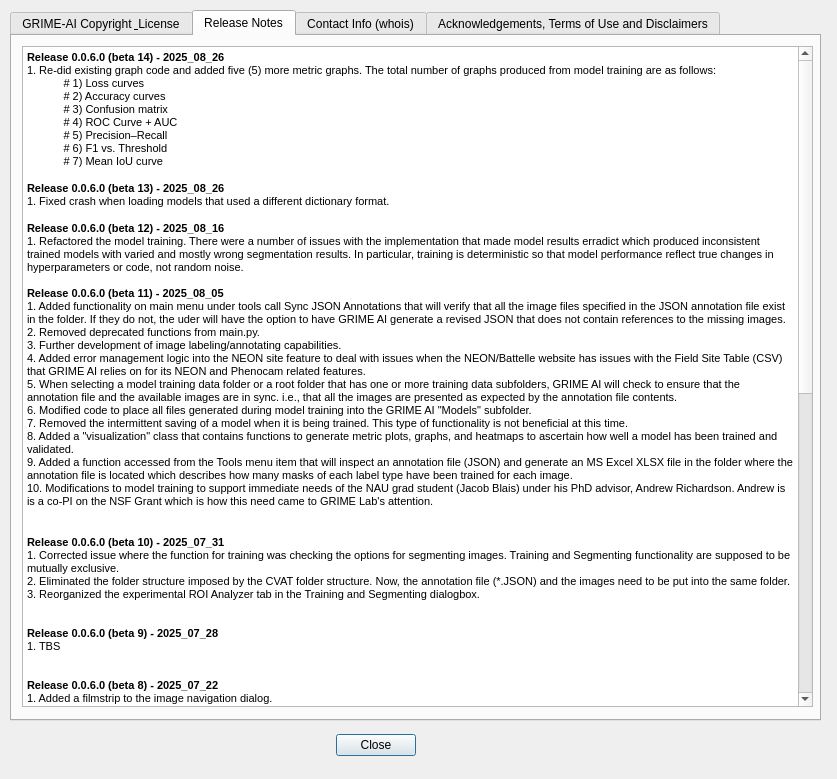
This is QDialog_ReleaseNotes.ui in JohnStranzl/GRIME-AI as Qt 5 draws it before an edit. The edited form follows.
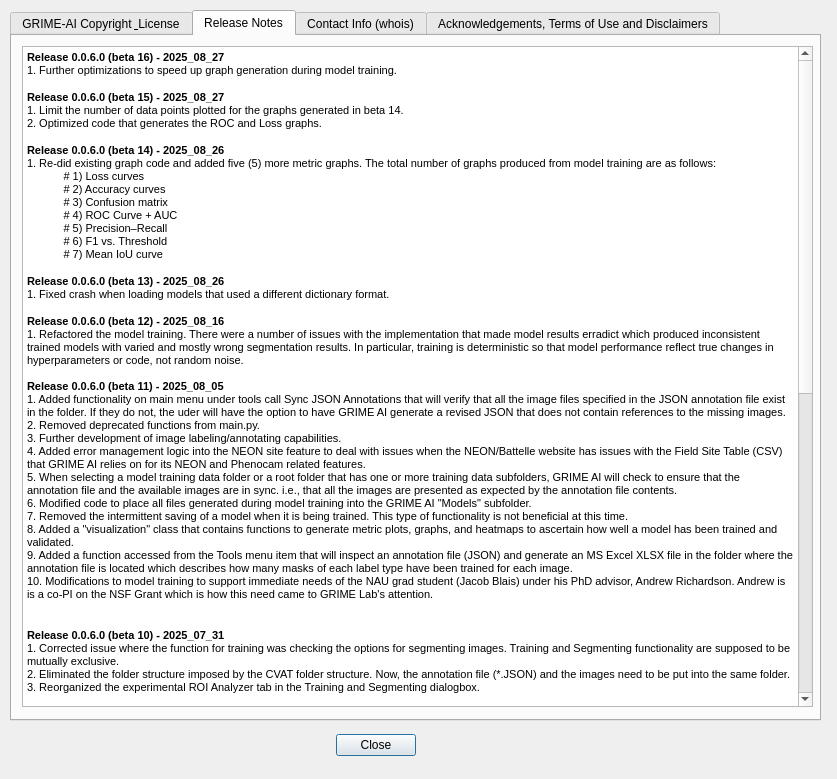
This is the edited form.

Commit message:
Beta 16 - training graphs optimization
Training output graphs optimizations: a) for speed and b) to mitigate memory consumption issues with large training sets when creating graphs.

```diff
--- a/QDialog_ReleaseNotes.ui
+++ b/QDialog_ReleaseNotes.ui
@@ -98,6 +98,12 @@
 li.unchecked::marker { content: &quot;\2610&quot;; }
 li.checked::marker { content: &quot;\2612&quot;; }
 &lt;/style&gt;&lt;/head&gt;&lt;body style=&quot; font-family:'Segoe UI'; font-size:9pt; font-weight:400; font-style:normal;&quot;&gt;
+&lt;p style=&quot; margin-top:0px; margin-bottom:0px; margin-left:0px; margin-right:0px; -qt-block-indent:0; text-indent:0px;&quot;&gt;&lt;span style=&quot; font-family:'MS Shell Dlg 2','sans-serif'; font-size:8.25pt; font-weight:600;&quot;&gt;Release 0.0.6.0 (beta 16) - 2025_08_27&lt;/span&gt;&lt;/p&gt;
+&lt;p style=&quot; margin-top:0px; margin-bottom:0px; margin-left:0px; margin-right:0px; -qt-block-indent:0; text-indent:0px;&quot;&gt;&lt;span style=&quot; font-family:'MS Shell Dlg 2'; font-size:8pt;&quot;&gt;1. Further optimizations to speed up graph generation during model training.&lt;/span&gt;&lt;/p&gt;
+&lt;p style=&quot;-qt-paragraph-type:empty; margin-top:0px; margin-bottom:0px; margin-left:0px; margin-right:0px; -qt-block-indent:0; text-indent:0px;&quot;&gt;&lt;br /&gt;&lt;/p&gt;
+&lt;p style=&quot; margin-top:0px; margin-bottom:0px; margin-left:0px; margin-right:0px; -qt-block-indent:0; text-indent:0px;&quot;&gt;&lt;span style=&quot; font-family:'MS Shell Dlg 2','sans-serif'; font-size:8.25pt; font-weight:600;&quot;&gt;Release 0.0.6.0 (beta 15) - 2025_08_27&lt;/span&gt;&lt;/p&gt;
+&lt;p style=&quot; margin-top:0px; margin-bottom:0px; margin-left:0px; margin-right:0px; -qt-block-indent:0; text-indent:0px;&quot;&gt;&lt;span style=&quot; font-family:'MS Shell Dlg 2'; font-size:8pt;&quot;&gt;1. Limit the number of data points plotted for the graphs generated in beta 14.&lt;/span&gt;&lt;/p&gt;
+&lt;p style=&quot; margin-top:0px; margin-bottom:0px; margin-left:0px; margin-right:0px; -qt-block-indent:0; text-indent:0px;&quot;&gt;&lt;span style=&quot; font-family:'MS Shell Dlg 2'; font-size:8pt;&quot;&gt;2. Optimized code that generates the ROC and Loss graphs.&lt;br /&gt;&lt;/span&gt;&lt;/p&gt;
 &lt;p style=&quot; margin-top:0px; margin-bottom:0px; margin-left:0px; margin-right:0px; -qt-block-indent:0; text-indent:0px;&quot;&gt;&lt;span style=&quot; font-family:'MS Shell Dlg 2','sans-serif'; font-size:8.25pt; font-weight:600;&quot;&gt;Release 0.0.6.0 (beta 14) - 2025_08_26&lt;/span&gt;&lt;/p&gt;
 &lt;p style=&quot; margin-top:0px; margin-bottom:0px; margin-left:0px; margin-right:0px; -qt-block-indent:0; text-indent:0px;&quot;&gt;&lt;span style=&quot; font-family:'MS Shell Dlg 2'; font-size:8pt;&quot;&gt;1. Re-did existing graph code and added five (5) more metric graphs. The total number of graphs produced from model training are as follows:&lt;br /&gt;            # 1) Loss curves&lt;/span&gt;&lt;/p&gt;
 &lt;p style=&quot; margin-top:0px; margin-bottom:0px; margin-left:0px; margin-right:0px; -qt-block-indent:0; text-indent:0px;&quot;&gt;&lt;span style=&quot; font-family:'MS Shell Dlg 2'; font-size:8pt;&quot;&gt;            # 2) Accuracy curves&lt;/span&gt;&lt;/p&gt;
```
The commit also changes 2 other files.
